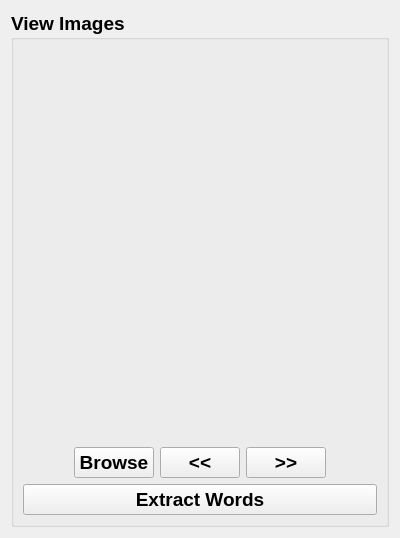
Above: Core/DisplayImagesWidgetGui.ui from Boazrciasn/RDFramework before the change. Below: the same form after it.
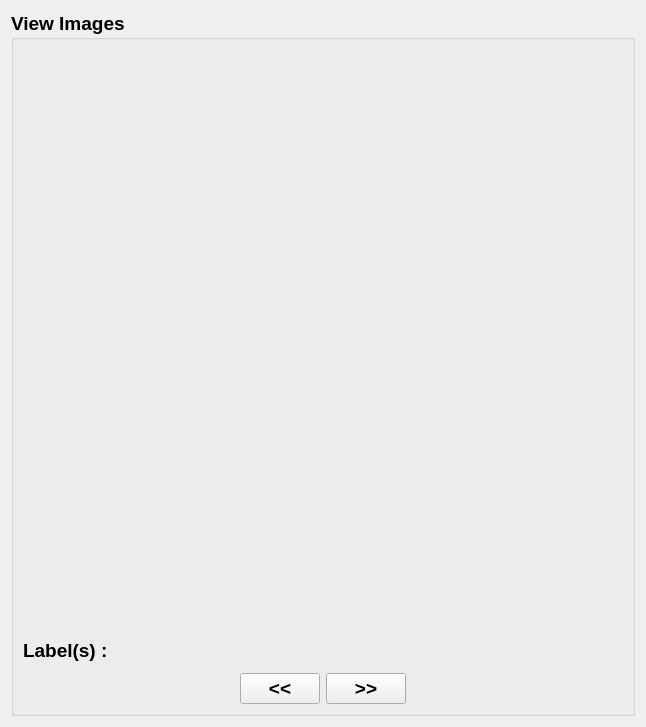
That is the form after the change.

Patch:
```diff
--- a/Core/DisplayImagesWidgetGui.ui
+++ b/Core/DisplayImagesWidgetGui.ui
@@ -6,8 +6,8 @@
    <rect>
     <x>0</x>
     <y>0</y>
-    <width>400</width>
-    <height>538</height>
+    <width>646</width>
+    <height>727</height>
    </rect>
   </property>
   <property name="windowTitle">
@@ -38,6 +38,67 @@
         </property>
        </widget>
       </item>
+      <item>
+       <layout class="QHBoxLayout" name="horizontalLayout_2">
+        <item>
+         <widget class="QLabel" name="imagelabel_label">
+          <property name="text">
+           <string>Label(s) : </string>
+          </property>
+         </widget>
+        </item>
+        <item>
+         <widget class="QLabel" name="Image_label">
+          <property name="sizePolicy">
+           <sizepolicy hsizetype="Minimum" vsizetype="Minimum">
+            <horstretch>0</horstretch>
+            <verstretch>0</verstretch>
+           </sizepolicy>
+          </property>
+          <property name="minimumSize">
+           <size>
+            <width>0</width>
+            <height>0</height>
+           </size>
+          </property>
+          <property name="font">
+           <font>
+            <family>Optima</family>
+            <pointsize>18</pointsize>
+            <weight>75</weight>
+            <italic>false</italic>
+            <bold>true</bold>
+           </font>
+          </property>
+          <property name="frameShape">
+           <enum>QFrame::NoFrame</enum>
+          </property>
+          <property name="lineWidth">
+           <number>2</number>
+          </property>
+          <property name="text">
+           <string/>
+          </property>
+          <property name="alignment">
+           <set>Qt::AlignCenter</set>
+          </property>
+         </widget>
+        </item>
+        <item>
+         <spacer name="horizontalSpacer_3">
+          <property name="orientation">
+           <enum>Qt::Horizontal</enum>
+          </property>
+          <property name="sizeHint" stdset="0">
+           <size>
+            <width>40</width>
+            <height>20</height>
+           </size>
+          </property>
+         </spacer>
+        </item>
+       </layout>
+      </item>
       <item>
        <layout class="QHBoxLayout" name="horizontalLayout">
         <item>
@@ -53,13 +114,6 @@
           </property>
          </spacer>
         </item>
-        <item>
-         <widget class="QPushButton" name="browse_pushButton">
-          <property name="text">
-           <string>Browse</string>
-          </property>
-         </widget>
-        </item>
         <item>
          <widget class="QPushButton" name="prev_pushButton">
           <property name="text">
@@ -89,13 +143,6 @@
         </item>
        </layout>
       </item>
-      <item>
-       <widget class="QPushButton" name="pushButton">
-        <property name="text">
-         <string>Extract Words</string>
-        </property>
-       </widget>
-      </item>
      </layout>
     </widget>
    </item>
```
Left out of the diff: 24 changed lines with no effect on the pictures.
